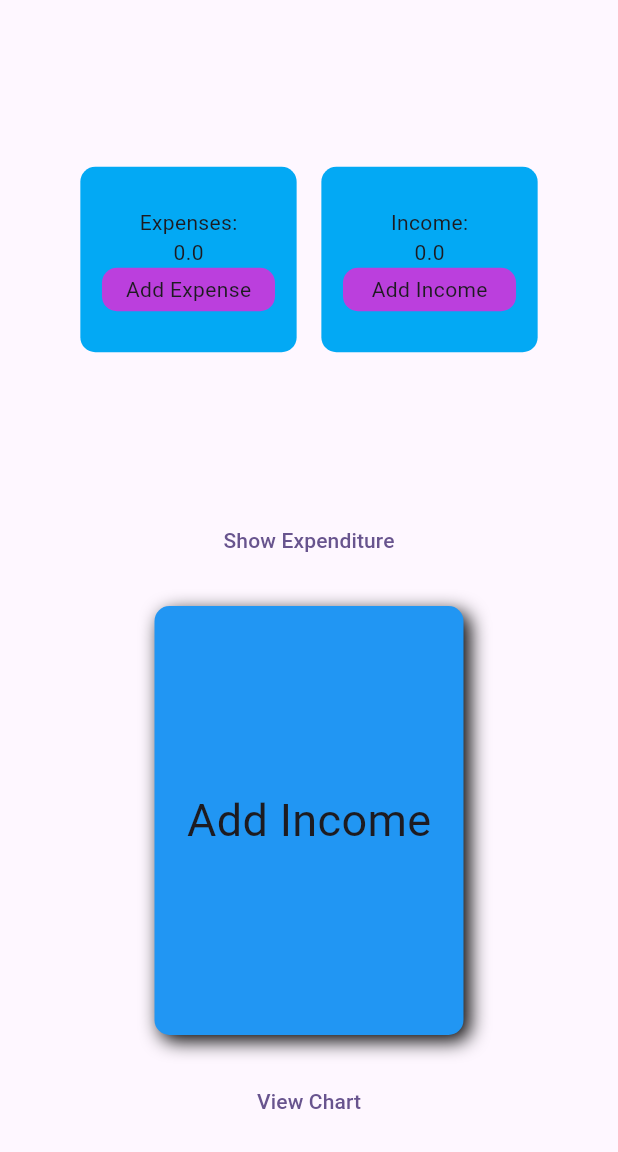
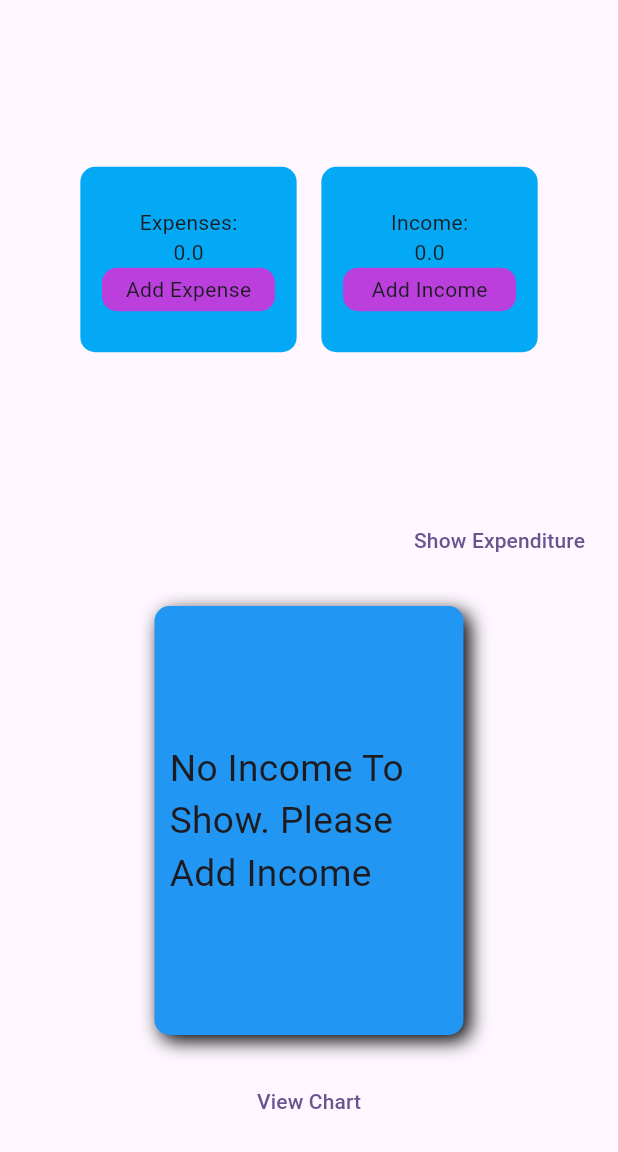
Before and after one commit to sugam78/expense_tracker_mvvm, a Flutter app: the HomeScreen screen opened by its route, after a tap on "Show Income", on a phone screen of 412 x 824 dp, the part 84-1236 px from its top. Run offline on Flutter 3.47's test engine with Material 3 defaults, Android fonts, the phone set to English and light mode, and no system bars; our stand-ins replace cloud_firestore, firebase_auth, firebase_core, fluttertoast, get, pie_chart and 1 more; accounts and stored records are empty.

Commit message:
minor updates

```diff
--- a/lib/Core/Components/dialog_box.dart
+++ b/lib/Core/Components/dialog_box.dart
@@ -2,6 +2,7 @@ import 'package:flutter/material.dart';
 
 class DialogBox {
   Future<void> dialogShow(
+      String header,
       TextEditingController textController,
       TextEditingController amountController,
       String title,
@@ -20,7 +21,7 @@ class DialogBox {
       context: context,
       builder: (context) {
         return AlertDialog(
-          title: const Text('Edit Expenditure'),
+          title: Text(header),
           content: SingleChildScrollView(
             child: Container(
               padding: EdgeInsets.only(bottom: 20.0),
--- a/lib/View/Home/home_screen.dart
+++ b/lib/View/Home/home_screen.dart
@@ -70,6 +70,7 @@ class _HomeScreenState extends State<HomeScreen> {
                               title: 'Add Expense',
                               onTap: () {
                                 dialogBox.dialogShow(
+                                  'Add expenditure',
                                   homeController.expenseTitleController.value,
                                   homeController.expenseController.value,
                                   '',
@@ -116,6 +117,7 @@ class _HomeScreenState extends State<HomeScreen> {
                                   title: 'Add Income',
                                   onTap: () {
                                     dialogBox.dialogShow(
+                                      'Add Income',
                                       homeController.incomeTitleController.value,
                                       homeController.incomeController.value,
                                       '',
@@ -143,12 +145,15 @@ class _HomeScreenState extends State<HomeScreen> {
                 ],
               ),
             ),
-            TextButton(onPressed: (){
+            Align(
+              alignment: Alignment.centerRight,
+              child: TextButton(onPressed: (){
                 homeController.toggleIncome();
               }, child: Obx((){
                 return homeController.showIncome.value? const Text('Show Expenditure'): const Text('Show Income');
               }
               )),
+            ),
 
             Obx((){
               return homeController.showIncome.value? Expanded(
@@ -156,12 +161,12 @@ class _HomeScreenState extends State<HomeScreen> {
                   if (homeController.income.isEmpty) {
                     return Container(
                       width: mq.width * 0.5,
-                      margin: EdgeInsets.all(20.0),
-                      padding: EdgeInsets.all(10.0),
+                      margin: const EdgeInsets.all(20.0),
+                      padding: const EdgeInsets.all(10.0),
                       decoration: BoxDecoration(
                         color: Colors.blue,
                         borderRadius: BorderRadius.circular(10.0),
-                        boxShadow: [
+                        boxShadow: const [
                           BoxShadow(
                             color: Colors.black,
                             offset: Offset(4, 4),
@@ -170,9 +175,11 @@ class _HomeScreenState extends State<HomeScreen> {
                         ],
                       ),
                       alignment: Alignment.center,
+                      child: Center(
                         child: Text(
-                        'Add Income',
-                        style: TextStyle(fontSize: 30),
+                          'No Income To Show. Please Add Income',
+                          style: TextStyle(fontSize: mq.height * 0.03),
+                        ),
                       ),
                     );
                   }
@@ -189,6 +196,7 @@ class _HomeScreenState extends State<HomeScreen> {
                             IconButton(
                               onPressed: () {
                                 dialogBox.dialogShow(
+                                  'Edit Income',
                                   homeController.incomeTitleController.value,
                                   homeController.incomeController.value,
                                   item['title'],
@@ -223,12 +231,12 @@ class _HomeScreenState extends State<HomeScreen> {
                   if (homeController.expenses.isEmpty) {
                     return Container(
                       width: mq.width * 0.5,
-                      margin: EdgeInsets.all(20.0),
-                      padding: EdgeInsets.all(10.0),
+                      margin: const EdgeInsets.all(20.0),
+                      padding: const EdgeInsets.all(10.0),
                       decoration: BoxDecoration(
                         color: Colors.blue,
                         borderRadius: BorderRadius.circular(10.0),
-                        boxShadow: [
+                        boxShadow: const [
                           BoxShadow(
                             color: Colors.black,
                             offset: Offset(4, 4),
@@ -239,8 +247,8 @@ class _HomeScreenState extends State<HomeScreen> {
                       alignment: Alignment.center,
                       child: Center(
                         child: Text(
-                          'Add Expenses',
-                          style: TextStyle(fontSize: 30),
+                          'No Expenses To Show. Please Add expenses',
+                          style: TextStyle(fontSize: mq.height * 0.03),
                         ),
                       ),
                     );
@@ -258,6 +266,7 @@ class _HomeScreenState extends State<HomeScreen> {
                             IconButton(
                               onPressed: () {
                                 dialogBox.dialogShow(
+                                  'Edit Expense',
                                   homeController.expenseTitleController.value,
                                   homeController.expenseController.value,
                                   item['title'],
--- a/lib/ViewModel/Controller/Home/chart_controller.dart
+++ b/lib/ViewModel/Controller/Home/chart_controller.dart
@@ -17,6 +17,9 @@ class ChartController {
     if(homeController.totalIncome.value - homeController.totalExpenditure.value < 0){
       return 'Income is Less than Expenditure';
     }
+    else if(homeController.totalIncome.value ==0 &&homeController.totalExpenditure.value == 0){
+      return 'No data';
+    }
     return data;
   }
 }
--- a/pubspec.yaml
+++ b/pubspec.yaml
@@ -55,7 +55,6 @@ dev_dependencies:
   # package. See that file for information about deactivating specific lint
   # rules and activating additional ones.
   flutter_lints: ^3.0.0
-  mockito: ^5.4.4
   build_runner: ^2.4.11
 
 # For information on the generic Dart part of this file, see the
```
Also changed, not shown: lib/View/Home/chart_screen.dart (+25 -10 lines), pubspec.lock, 5 other files. Lines whose indentation alone changed are shown as unchanged.
